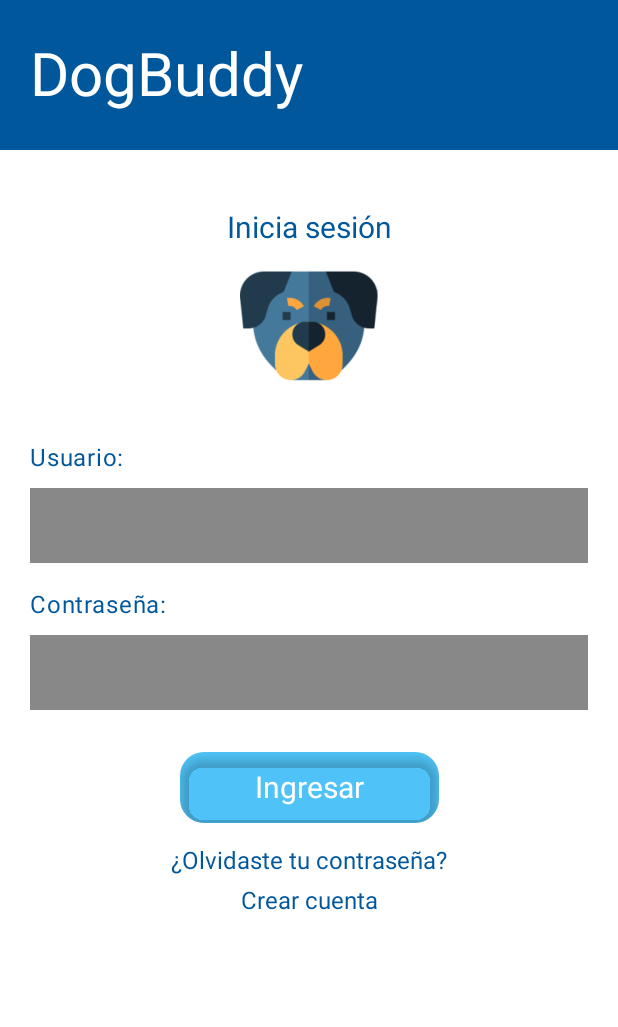
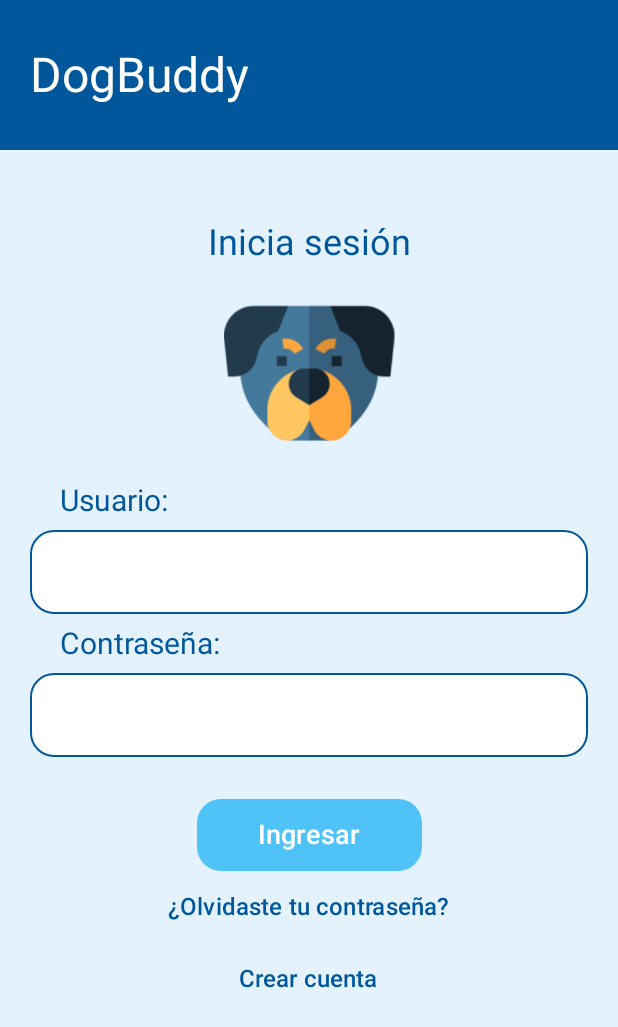
Before and after one commit to xZloy/DogBuddy, an Android app built with Jetpack Compose: the screen it shows after launch (MainActivity), on a phone screen of 412 x 824 dp. Shown: the top 1027 px of the screen. Run offline under Robolectric (Android 15) with nearby library versions, the phone set to English and light mode, and no system bars.

Commit message:
Diseño register
diseño de registro y modificacion de login

```diff
--- a/app/src/main/java/ceti/dogbuddy/MainActivity.kt
+++ b/app/src/main/java/ceti/dogbuddy/MainActivity.kt
@@ -12,6 +12,8 @@ import androidx.compose.material3.Text
 import androidx.compose.runtime.Composable
 import androidx.compose.ui.Modifier
 import androidx.compose.ui.tooling.preview.Preview
+import ceti.dogbuddy.ui.screens.RegisterDogBuddy
+
 //import ceti.dogbuddy.ui.theme.DogBuddyTheme
 
 class MainActivity : ComponentActivity() {
--- a/app/src/main/java/ceti/dogbuddy/ui/screens/Login.kt
+++ b/app/src/main/java/ceti/dogbuddy/ui/screens/Login.kt
@@ -4,16 +4,14 @@ import androidx.compose.foundation.Image
 import androidx.compose.foundation.background
 import androidx.compose.foundation.layout.*
 import androidx.compose.foundation.shape.RoundedCornerShape
-import androidx.compose.material3.MaterialTheme
-import androidx.compose.material3.Text
-import androidx.compose.runtime.Composable
+import androidx.compose.material3.*
+import androidx.compose.runtime.*
 import androidx.compose.ui.Alignment
 import androidx.compose.ui.Modifier
-import androidx.compose.ui.draw.clip
-import androidx.compose.ui.draw.shadow
 import androidx.compose.ui.graphics.Color
 import androidx.compose.ui.res.painterResource
 import androidx.compose.ui.text.TextStyle
+import androidx.compose.ui.text.input.PasswordVisualTransformation
 import androidx.compose.ui.tooling.preview.Preview
 import androidx.compose.ui.unit.dp
 import androidx.compose.ui.unit.sp
@@ -21,121 +19,137 @@ import ceti.dogbuddy.R
 
 @Composable
 fun LoginDogBuddy(modifier: Modifier = Modifier) {
+    var usuario by remember { mutableStateOf("") }
+    var contraseña by remember { mutableStateOf("") }
+
     Box(
         modifier = modifier
             .fillMaxSize()
-            .background(color = Color.White)
+            .background(color = Color(0xffe3f2fd))
     ) {
-        // Fondo superior
+        // Encabezado superior
         Box(
             modifier = Modifier
                 .fillMaxWidth()
                 .height(100.dp)
-                .background(color = Color(0xff01579b))
+                .background(color = Color(0xff01579b)),
         ) {
             Text(
                 text = "DogBuddy",
                 color = Color.White,
-                style = TextStyle(fontSize = 40.sp),
+                style = TextStyle(fontSize = 32.sp),
                 modifier = Modifier
                     .align(Alignment.CenterStart)
                     .padding(start = 20.dp)
             )
         }
 
-        // Contenedor de login
+        // Formulario de Login
         Column(
             modifier = Modifier
                 .fillMaxWidth()
-                .align(Alignment.TopCenter)
-                .padding(top = 140.dp), // Mueve todo hacia abajo
+                .align(Alignment.Center)
+                .padding(horizontal = 20.dp),
             horizontalAlignment = Alignment.CenterHorizontally
         ) {
-            // Título "Inicia sesión"
             Text(
                 text = "Inicia sesión",
                 color = Color(0xff01579b),
-                style = TextStyle(fontSize = 20.sp)
+                style = TextStyle(fontSize = 24.sp)
             )
 
-            // Imagen justo debajo del título
             Image(
                 painter = painterResource(id = R.drawable.image4),
                 contentDescription = "Logo de DogBuddy",
                 modifier = Modifier
-                    .size(100.dp)
-                    .padding(top = 8.dp) // Espacio entre el texto y la imagen
+                    .size(130.dp)
+                    .padding(top = 16.dp)
             )
 
-            // Espacio para empujar los campos hacia abajo
-            Spacer(modifier = Modifier.height(30.dp))
+            Spacer(modifier = Modifier.height(16.dp))
 
             // Campo Usuario
             Text(
                 text = "Usuario:",
                 color = Color(0xff01579b),
-                style = MaterialTheme.typography.bodyLarge,
-                modifier = Modifier.align(Alignment.Start).padding(start = 20.dp)
+                fontSize = 20.sp,
+                modifier = Modifier
+                    .align(Alignment.Start)
+                    .padding(start = 20.dp)
             )
-            Box(
+            OutlinedTextField(
+                value = usuario,
+                onValueChange = { usuario = it },
+                shape = RoundedCornerShape(16.dp),
                 modifier = Modifier
-                    .padding(horizontal = 20.dp, vertical = 8.dp)
                     .fillMaxWidth()
-                    .height(50.dp)
-                    .background(color = Color.Gray)
+                    .padding(vertical = 8.dp),
+                singleLine = true,
+                colors = TextFieldDefaults.colors(
+                    focusedContainerColor = Color.White, // Fondo blanco al enfocar
+                    unfocusedContainerColor = Color.White, // Fondo blanco sin enfocar
+                    focusedTextColor = Color.Black, // Color del texto enfocado
+                    unfocusedTextColor = Color.Black, // Color del texto sin enfocar
+                    focusedIndicatorColor = Color(0xff4fc3f7), // Borde al enfocar
+                    unfocusedIndicatorColor = Color(0xff01579b) // Borde sin enfocar
+                )
             )
 
             // Campo Contraseña
             Text(
-                text = "Contraseña:",
+                "Contraseña:",
                 color = Color(0xff01579b),
-                style = MaterialTheme.typography.bodyLarge,
-                modifier = Modifier.align(Alignment.Start).padding(start = 20.dp, top = 8.dp)
+                fontSize = 20.sp,
+                modifier = Modifier
+                    .align(Alignment.Start)
+                    .padding(start = 20.dp)
             )
-            Box(
+            OutlinedTextField(
+                value = contraseña,
+                onValueChange = { contraseña = it },
+                shape = RoundedCornerShape(16.dp),
                 modifier = Modifier
-                    .padding(horizontal = 20.dp, vertical = 8.dp)
                     .fillMaxWidth()
-                    .height(50.dp)
-                    .background(color = Color.Gray)
+                    .padding(vertical = 8.dp),
+                singleLine = true,
+                visualTransformation = PasswordVisualTransformation(), // Ocultar texto
+                colors = TextFieldDefaults.colors(
+                    focusedContainerColor = Color.White, // Fondo blanco al enfocar
+                    unfocusedContainerColor = Color.White, // Fondo blanco sin enfocar
+                    focusedTextColor = Color.Black, // Texto enfocado
+                    unfocusedTextColor = Color.Black, // Texto sin enfocar
+                    focusedIndicatorColor = Color(0xff4fc3f7), // Borde al enfocar
+                    unfocusedIndicatorColor = Color(0xff01579b) // Borde sin enfocar
+                )
             )
 
-            // Botón de Ingresar
-            Box(
+            // Botón de Ingreso
+            Button(
+                onClick = { /* Acción de login */ },
+                shape = RoundedCornerShape(16.dp),
+                colors = ButtonDefaults.buttonColors(containerColor = Color(0xff4fc3f7)),
                 modifier = Modifier
                     .padding(top = 20.dp)
-                    .clip(RoundedCornerShape(16.dp))
-                    .background(color = Color(0xff4fc3f7))
-                    .shadow(elevation = 4.dp, shape = RoundedCornerShape(16.dp))
-                    .padding(vertical = 12.dp, horizontal = 50.dp)
+                    .width(150.dp)
+                    .height(48.dp)
             ) {
-                Text(
-                    text = "Ingresar",
-                    color = Color.White,
-                    style = TextStyle(fontSize = 20.sp),
-                    modifier = Modifier.align(Alignment.Center)
-                )
+                Text("Ingresar", fontSize = 18.sp)
             }
 
             // Enlaces de Olvido y Crear cuenta
-            Text(
-                text = "¿Olvidaste tu contraseña?",
-                color = Color(0xff01579b),
-                style = TextStyle(fontSize = 16.sp),
-                modifier = Modifier.padding(top = 16.dp)
-            )
-            Text(
-                text = "Crear cuenta",
-                color = Color(0xff01579b),
-                style = TextStyle(fontSize = 16.sp),
-                modifier = Modifier.padding(top = 8.dp)
-            )
+            TextButton(onClick = { /* Navegar a pantalla de recuperación */ }) {
+                Text("¿Olvidaste tu contraseña?", color = Color(0xff01579b), fontSize = 16.sp)
+            }
+
+            TextButton(onClick = { /* Navegar a pantalla de registro */ }) {
+                Text("Crear cuenta", color = Color(0xff01579b), fontSize = 16.sp)
+            }
         }
     }
 }
 
 @Preview(widthDp = 360, heightDp = 800)
 @Composable
-private fun LoginDogBuddyPreview() {
+fun LoginDogBuddyPreview() {
     LoginDogBuddy(Modifier)
 }
```
Also changed, not shown: app/src/main/java/ceti/dogbuddy/ui/screens/Register.kt (added, +186 -0 lines).
